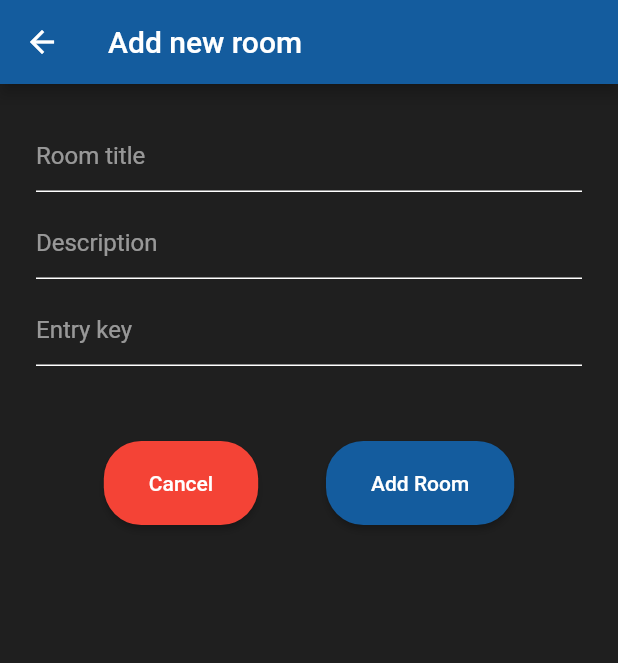
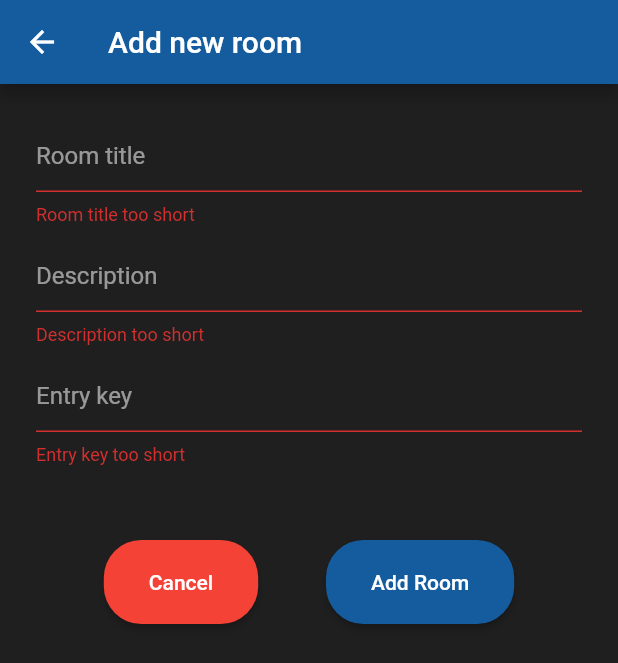
Before and after one commit to wsacha/TaskManager, a Flutter app: the AddRoom screen opened directly, after a tap on "Add Room", on a phone screen of 412 x 824 dp. Shown: the top 663 px of the screen. Run offline on Flutter 3.47's test engine with Material 2 defaults, Android fonts, the phone set to English and light mode, and no system bars; our stand-ins replace cloud_firestore, firebase_auth, firebase_core, shared_preferences; accounts and stored records are empty.

Commit message:
Added AddRoomToDb function

```diff
--- a/lib/models/room.dart
+++ b/lib/models/room.dart
@@ -4,6 +4,29 @@ class Room {
   String description;
   String entryKey;
   String owner;
+  List<String> participants;
 
-  List<String> participants;
+  Room({
+    this.id,
+    this.roomTitle,
+    this.description,
+    this.entryKey,
+    this.owner,
+    this.participants,
+  });
+
+  Map<String, dynamic> toJson() {
+    final Map<String, dynamic> data = Map<String, dynamic>();
+    data['id'] = this.id;
+    data['roomTitle'] = this.roomTitle;
+    data['description'] = this.description;
+    data['entryKey'] = this.entryKey;
+    data['owner'] = this.owner;
+    if (this.participants != null) {
+      data['participants'] = this.participants.map((v) => v).toList();
+    } else {
+      data['participants'] = [];
+    }
+    return data;
+  }
 }
--- a/lib/services/database.dart
+++ b/lib/services/database.dart
@@ -31,5 +31,9 @@ class DatabaseMethods {
         .snapshots();
   }
 
+  addRoomToDb(Room room) {
+    return FirebaseFirestore.instance.collection("rooms").add(room.toJson());
+  }
+
   //TASKS
 }
--- a/lib/views/addroom_screen.dart
+++ b/lib/views/addroom_screen.dart
@@ -1,6 +1,8 @@
 import 'package:flutter/material.dart';
 import 'package:provider/provider.dart';
+import 'package:task_manager/models/room.dart';
 import 'package:task_manager/providers/user_model.dart';
+import 'package:task_manager/services/database.dart';
 import 'package:task_manager/widgets/widget.dart';
 
 class AddRoom extends StatefulWidget {
@@ -12,12 +14,25 @@ class AddRoom extends StatefulWidget {
 
 class _AddRoomState extends State<AddRoom> {
   final formKey = GlobalKey<FormState>();
+  DatabaseMethods databaseMethods = new DatabaseMethods();
 
   TextEditingController roomTitleTextEditingController = new TextEditingController();
   TextEditingController descriptionTextEditingController = new TextEditingController();
   TextEditingController entryKeyTextEditingController = new TextEditingController();
 
-  addRoom() async {}
+  addRoom(String userName) async {
+    if (formKey.currentState.validate()) {
+      Room room = new Room(
+          id: DateTime.now().millisecondsSinceEpoch.remainder(1000000).toString(),
+          roomTitle: roomTitleTextEditingController.text,
+          description: descriptionTextEditingController.text,
+          entryKey: entryKeyTextEditingController.text,
+          owner: userName,
+          participants: [userName]);
+
+      databaseMethods.addRoomToDb(room);
+    }
+  }
 
   @override
   Widget build(BuildContext context) {
@@ -89,7 +104,7 @@ class _AddRoomState extends State<AddRoom> {
                       color: Color(0xff145C9E),
                       child: Text("Add Room", style: TextStyle(color: Colors.white)),
                       onPressed: () async {
-                        await addRoom();
+                        await addRoom(userData.userName);
                       },
                     )
                   ],
```
